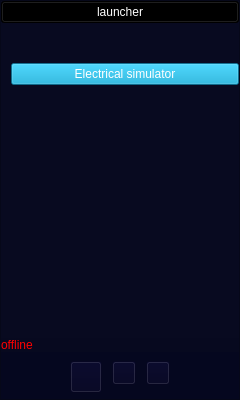
Above: client/menu.ui from lev12/launcher before the change. Below: the same form after it.
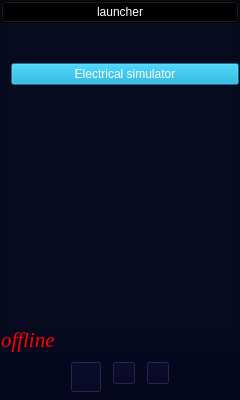
That is the form after the change. Icons and pictures are not drawn.

```diff
--- a/client/menu.ui
+++ b/client/menu.ui
@@ -124,12 +124,15 @@
     <widget class="QLabel" name="line">
      <property name="styleSheet">
       <string notr="true">color: rgb(255, 0, 0);
-font: 75 italic 16pt &quot;Times New Roman&quot;;
+font: 75 italic 16pt Times New Roman;
 background-color: rgb(3, 4, 30, 60);</string>
      </property>
      <property name="text">
       <string>offline</string>
      </property>
+     <property name="margin">
+      <number>3</number>
+     </property>
     </widget>
    </item>
    <item>
```
Left out of the diff: 13 changed lines with no effect on the pictures.
